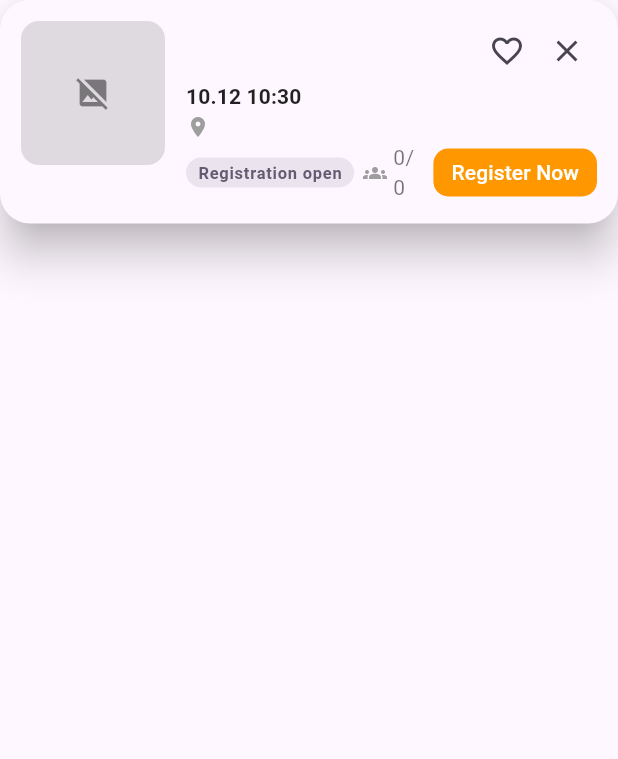
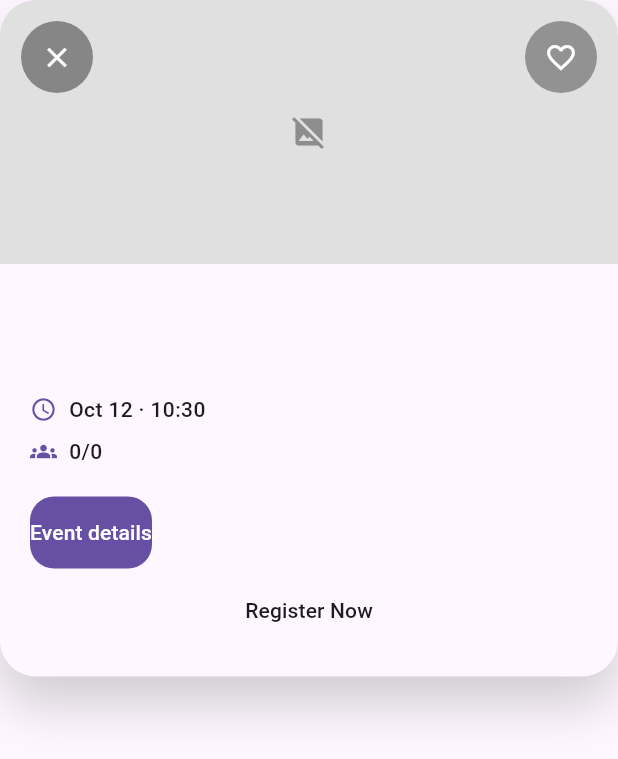
Before and after one commit to Kukutx/crew_app, a Flutter app: the MapEventFloatingCard widget shown alone on an empty page, opened directly with empty values, on a phone screen of 412 x 824 dp. Shown: the top 759 px of the screen. Run offline on Flutter 3.47's test engine with Material 3 defaults, Android fonts, the phone set to English and light mode, and no system bars; our stand-ins replace cached_network_image, chewie, dio, firebase_auth, firebase_core, firebase_crashlytics and 12 more; missing offline and left inert: feedback, firebase_ui_auth, firebase_ui_oauth_apple, firebase_ui_oauth_google, image_gallery_saver_plus; accounts and stored records are empty; network calls fail.

Commit message:
feat: add custom map event popup card

```diff
--- a/lib/features/events/presentation/map/events_map_page.dart
+++ b/lib/features/events/presentation/map/events_map_page.dart
@@ -260,22 +260,25 @@ class _EventsMapPageState extends ConsumerState<EventsMapPage> {
   Widget _buildEventCardOverlay(double safeBottom) {
     final loc = AppLocalizations.of(context)!;
     final visible = _isEventCardVisible && _carouselEvents.isNotEmpty;
-    return Align(
-      alignment: Alignment.bottomCenter,
+    return Positioned.fill(
       child: IgnorePointer(
         ignoring: !visible,
+        child: AnimatedOpacity(
+          duration: const Duration(milliseconds: 220),
+          curve: Curves.easeInOut,
+          opacity: visible ? 1 : 0,
+          child: Align(
+            alignment: const Alignment(0, 0.35),
             child: AnimatedSlide(
               duration: const Duration(milliseconds: 260),
               curve: Curves.easeInOut,
-          offset: Offset(0, visible ? 0 : 1.2),
-          child: AnimatedOpacity(
-            duration: const Duration(milliseconds: 200),
-            curve: Curves.easeInOut,
-            opacity: visible ? 1 : 0,
+              offset: Offset(0, visible ? 0 : 0.15),
               child: Padding(
-              padding: EdgeInsets.fromLTRB(16, 0, 16, 24 + safeBottom),
+                padding: EdgeInsets.fromLTRB(16, 0, 16, safeBottom + 32),
+                child: ConstrainedBox(
+                  constraints: const BoxConstraints(maxWidth: 360),
                   child: SizedBox(
-                height: 158,
+                    height: 360,
                     child: PageView.builder(
                       controller: _eventCardController,
                       physics: _carouselEvents.length > 1
@@ -285,7 +288,9 @@ class _EventsMapPageState extends ConsumerState<EventsMapPage> {
                       itemCount: _carouselEvents.length,
                       itemBuilder: (_, index) {
                         final event = _carouselEvents[index];
-                    return MapEventFloatingCard(
+                        return Padding(
+                          padding: const EdgeInsets.symmetric(horizontal: 4),
+                          child: MapEventFloatingCard(
                             key: ValueKey(event.id),
                             event: event,
                             onTap: () => _openEventDetails(event),
@@ -296,8 +301,11 @@ class _EventsMapPageState extends ConsumerState<EventsMapPage> {
                             onFavorite: () {
                               _showSnackBar(loc.feature_not_ready);
                             },
+                          ),
                         );
                       },
+                    ),
+                  ),
                 ),
               ),
             ),
@@ -461,6 +469,7 @@ class _EventsMapPageState extends ConsumerState<EventsMapPage> {
     if (!mounted) {
       return;
     }
+    _map?.hideMarkerInfoWindow(MarkerId('event_${event.id}'));
     _moveCamera(LatLng(event.latitude, event.longitude), zoom: 14);
     _movedToSelected = true;
     _showEventCard(event);
--- a/lib/features/events/presentation/map/widgets/map_event_floating_card.dart
+++ b/lib/features/events/presentation/map/widgets/map_event_floating_card.dart
@@ -23,167 +23,112 @@ class MapEventFloatingCard extends StatelessWidget {
   @override
   Widget build(BuildContext context) {
     final loc = AppLocalizations.of(context)!;
+    final theme = Theme.of(context);
     final imageUrl = event.firstAvailableImageUrl;
     final participantSummary =
         event.participantSummary ?? loc.to_be_announced;
     final startTime = event.startTime;
     final timeLabel = startTime != null
-        ? DateFormat('MM.dd HH:mm').format(startTime.toLocal())
+        ? DateFormat('MMM d · HH:mm').format(startTime.toLocal())
         : loc.to_be_announced;
+    final description = event.description.trim();
 
     return Material(
-      elevation: 12,
-      borderRadius: BorderRadius.circular(20),
-      clipBehavior: Clip.antiAlias,
-      color: Theme.of(context).colorScheme.surface,
+      color: Colors.transparent,
       child: InkWell(
+        borderRadius: BorderRadius.circular(24),
         onTap: onTap,
-        child: Padding(
-          padding: const EdgeInsets.all(14),
+        child: Container(
+          decoration: BoxDecoration(
+            color: theme.colorScheme.surface,
+            borderRadius: BorderRadius.circular(24),
+            boxShadow: [
+              BoxShadow(
+                color: Colors.black.withOpacity(0.18),
+                blurRadius: 30,
+                offset: const Offset(0, 18),
+              ),
+            ],
+          ),
           child: Column(
             mainAxisSize: MainAxisSize.min,
             crossAxisAlignment: CrossAxisAlignment.start,
             children: [
-              Row(
-                crossAxisAlignment: CrossAxisAlignment.start,
-                children: [
-                  ClipRRect(
-                    borderRadius: BorderRadius.circular(12),
-                    child: SizedBox(
-                      width: 96,
-                      height: 96,
-                      child: imageUrl != null
-                          ? CachedNetworkImage(
+              _HeaderImage(
                 imageUrl: imageUrl,
-                              fit: BoxFit.cover,
-                              placeholder: (_, _) => const Center(
-                                child: SizedBox(
-                                  width: 24,
-                                  height: 24,
-                                  child: CircularProgressIndicator(strokeWidth: 2),
+                onClose: onClose,
+                onFavorite: onFavorite,
+                isFavorite: event.isFavorite,
               ),
-                              ),
-                              errorWidget: (_, _, _) => const ColoredBox(
-                                color: Colors.black12,
-                                child: Center(child: Icon(Icons.error)),
-                              ),
-                            )
-                          : const ColoredBox(
-                              color: Colors.black12,
-                              child: Center(
-                                child: Icon(
-                                  Icons.image_not_supported,
-                                  color: Colors.black45,
-                                ),
-                              ),
-                            ),
-                    ),
-                  ),
-                  const SizedBox(width: 14),
-                  Expanded(
+              Padding(
+                padding: const EdgeInsets.fromLTRB(20, 18, 20, 20),
                 child: Column(
                   crossAxisAlignment: CrossAxisAlignment.start,
+                  mainAxisSize: MainAxisSize.min,
                   children: [
-                        Row(
-                          crossAxisAlignment: CrossAxisAlignment.start,
-                          children: [
-                            Expanded(
-                              child: Text(
+                    Text(
                       event.title,
                       maxLines: 2,
                       overflow: TextOverflow.ellipsis,
-                                style: Theme.of(context)
-                                    .textTheme
-                                    .titleMedium
-                                    ?.copyWith(fontWeight: FontWeight.w700),
+                      style: theme.textTheme.titleLarge?.copyWith(
+                        fontWeight: FontWeight.w700,
                       ),
                     ),
-                            IconButton(
-                              onPressed: onFavorite,
-                              visualDensity: VisualDensity.compact,
-                              icon: Icon(
-                                event.isFavorite
-                                    ? Icons.favorite
-                                    : Icons.favorite_border,
-                              ),
-                            ),
-                            IconButton(
-                              onPressed: onClose,
-                              visualDensity: VisualDensity.compact,
-                              icon: const Icon(Icons.close),
-                            ),
-                          ],
-                        ),
+                    const SizedBox(height: 8),
                     Text(
-                          timeLabel,
-                          style: Theme.of(context).textTheme.titleSmall?.copyWith(
-                                color: Colors.black87,
+                      event.location,
+                      maxLines: 2,
+                      overflow: TextOverflow.ellipsis,
+                      style: theme.textTheme.bodyMedium?.copyWith(
+                        color: theme.colorScheme.onSurfaceVariant,
                         fontWeight: FontWeight.w600,
                       ),
                     ),
-                        Row(
-                          children: [
-                            const Icon(Icons.place, size: 16, color: Colors.grey),
-                            const SizedBox(width: 4),
-                            Expanded(
+                    const SizedBox(height: 12),
+                    _InfoRow(
+                      icon: Icons.schedule,
+                      label: timeLabel,
+                    ),
+                    const SizedBox(height: 8),
+                    _InfoRow(
+                      icon: Icons.groups,
+                      label: participantSummary,
+                    ),
+                    if (description.isNotEmpty) ...[
+                      const SizedBox(height: 12),
+                      Text(
+                        description,
+                        maxLines: 3,
+                        overflow: TextOverflow.ellipsis,
+                        style: theme.textTheme.bodyMedium?.copyWith(
+                          color: theme.colorScheme.onSurfaceVariant,
+                        ),
+                      ),
+                    ],
+                    const SizedBox(height: 20),
+                    FilledButton(
+                      style: FilledButton.styleFrom(
+                        padding: const EdgeInsets.symmetric(vertical: 14),
+                        shape: RoundedRectangleBorder(
+                          borderRadius: BorderRadius.circular(16),
+                        ),
+                      ),
+                      onPressed: onTap,
+                      child: Text(loc.event_details_title),
+                    ),
+                    const SizedBox(height: 4),
+                    Align(
+                      alignment: Alignment.center,
+                      child: TextButton(
+                        onPressed: onRegister,
                         child: Text(
-                                event.location,
-                                maxLines: 1,
-                                overflow: TextOverflow.ellipsis,
-                                style: Theme.of(context)
-                                    .textTheme
-                                    .bodyMedium
-                                    ?.copyWith(color: Colors.black54),
+                          loc.action_register_now,
+                          style: theme.textTheme.labelLarge,
+                        ),
                       ),
                     ),
                   ],
                 ),
-                        Row(
-                          crossAxisAlignment: CrossAxisAlignment.center,
-                          children: [
-                            _smallChip(context, loc.registration_open),
-                            const SizedBox(width: 6),
-                            const Icon(Icons.groups, size: 16, color: Colors.grey),
-                            const SizedBox(width: 4),
-                            Expanded(
-                              child: Text(
-                                participantSummary,
-                                style: Theme.of(context)
-                                    .textTheme
-                                    .bodyMedium
-                                    ?.copyWith(color: Colors.black54),
-                              ),
-                            ),
-                            const SizedBox(width: 8),
-                            FilledButton(
-                              style: FilledButton.styleFrom(
-                                backgroundColor: Colors.orange,
-                                foregroundColor: Colors.white,
-                                padding: const EdgeInsets.symmetric(
-                                  horizontal: 12,
-                                  vertical: 6,
-                                ),
-                                minimumSize: const Size(0, 0),
-                                tapTargetSize: MaterialTapTargetSize.shrinkWrap,
-                                shape: RoundedRectangleBorder(
-                                  borderRadius: BorderRadius.circular(10),
-                                ),
-                              ),
-                              onPressed: onRegister,
-                              child: Text(
-                                loc.action_register_now,
-                                style: Theme.of(context)
-                                    .textTheme
-                                    .labelLarge
-                                    ?.copyWith(color: Colors.white),
-                              ),
-                            ),
-                          ],
-                        ),
-                      ],
-                    ),
-                  ),
-                ],
               ),
             ],
           ),
@@ -191,22 +136,140 @@ class MapEventFloatingCard extends StatelessWidget {
       ),
     );
   }
+}
 
-  Widget _smallChip(BuildContext context, String text) {
-    final theme = Theme.of(context);
-    return Container(
-      padding: const EdgeInsets.symmetric(horizontal: 8, vertical: 2),
-      decoration: BoxDecoration(
-        color: theme.colorScheme.secondary.withValues(alpha: 0.12),
-        borderRadius: BorderRadius.circular(999),
+class _HeaderImage extends StatelessWidget {
+  const _HeaderImage({
+    required this.imageUrl,
+    required this.onClose,
+    required this.onFavorite,
+    required this.isFavorite,
+  });
+
+  final String? imageUrl;
+  final VoidCallback onClose;
+  final VoidCallback onFavorite;
+  final bool isFavorite;
+
+  @override
+  Widget build(BuildContext context) {
+    return ClipRRect(
+      borderRadius: const BorderRadius.vertical(top: Radius.circular(24)),
+      child: Stack(
+        children: [
+          SizedBox(
+            width: double.infinity,
+            height: 176,
+            child: imageUrl != null
+                ? CachedNetworkImage(
+                    imageUrl: imageUrl!,
+                    fit: BoxFit.cover,
+                    placeholder: (_, __) => const Center(
+                      child: SizedBox(
+                        width: 28,
+                        height: 28,
+                        child: CircularProgressIndicator(strokeWidth: 2),
                       ),
-      child: Text(
-        text,
-        style: theme.textTheme.labelSmall?.copyWith(
-          color: theme.colorScheme.secondary,
-          fontWeight: FontWeight.w600,
                     ),
+                    errorWidget: (_, __, ___) => const ColoredBox(
+                      color: Color(0xFFE0E0E0),
+                      child: Center(child: Icon(Icons.broken_image)),
+                    ),
+                  )
+                : const ColoredBox(
+                    color: Color(0xFFE0E0E0),
+                    child: Center(
+                      child: Icon(
+                        Icons.image_not_supported,
+                        color: Color(0xFF8D8D8D),
+                      ),
+                    ),
+                  ),
+          ),
+          Positioned(
+            top: 14,
+            right: 14,
+            child: _CircleIconButton(
+              icon: isFavorite ? Icons.favorite : Icons.favorite_border,
+              iconColor: isFavorite ? Colors.redAccent : Colors.white,
+              backgroundColor: Colors.black.withOpacity(0.35),
+              onPressed: onFavorite,
+            ),
+          ),
+          Positioned(
+            top: 14,
+            left: 14,
+            child: _CircleIconButton(
+              icon: Icons.close,
+              onPressed: onClose,
+            ),
+          ),
+        ],
       ),
     );
   }
 }
+
+class _CircleIconButton extends StatelessWidget {
+  const _CircleIconButton({
+    required this.icon,
+    required this.onPressed,
+    this.iconColor,
+    this.backgroundColor,
+  });
+
+  final IconData icon;
+  final VoidCallback onPressed;
+  final Color? iconColor;
+  final Color? backgroundColor;
+
+  @override
+  Widget build(BuildContext context) {
+    final theme = Theme.of(context);
+    return Material(
+      color: backgroundColor ?? Colors.black.withOpacity(0.4),
+      shape: const CircleBorder(),
+      child: IconButton(
+        iconSize: 22,
+        padding: const EdgeInsets.all(10),
+        onPressed: onPressed,
+        color: iconColor ?? theme.colorScheme.onPrimary,
+        icon: Icon(icon),
+      ),
+    );
+  }
+}
+
+class _InfoRow extends StatelessWidget {
+  const _InfoRow({
+    required this.icon,
+    required this.label,
+  });
+
+  final IconData icon;
+  final String label;
+
+  @override
+  Widget build(BuildContext context) {
+    final theme = Theme.of(context);
+    return Row(
+      crossAxisAlignment: CrossAxisAlignment.center,
+      children: [
+        Icon(
+          icon,
+          size: 18,
+          color: theme.colorScheme.primary,
+        ),
+        const SizedBox(width: 8),
+        Expanded(
+          child: Text(
+            label,
+            style: theme.textTheme.bodyMedium?.copyWith(
+              fontWeight: FontWeight.w500,
+            ),
+          ),
+        ),
+      ],
+    );
+  }
+}
--- a/lib/features/events/presentation/map/widgets/markers_layer.dart
+++ b/lib/features/events/presentation/map/widgets/markers_layer.dart
@@ -16,7 +16,8 @@ class MarkersLayer {
         Marker(
           markerId: MarkerId('event_${ev.id}'),
           position: LatLng(ev.latitude, ev.longitude),
-          infoWindow: InfoWindow(title: ev.title, snippet: ev.location),
+          consumeTapEvents: true,
+          infoWindow: const InfoWindow(title: ''),
           onTap: () => onEventTap(ev),
         ),
     };
```
Lines whose indentation alone changed are shown as unchanged.
